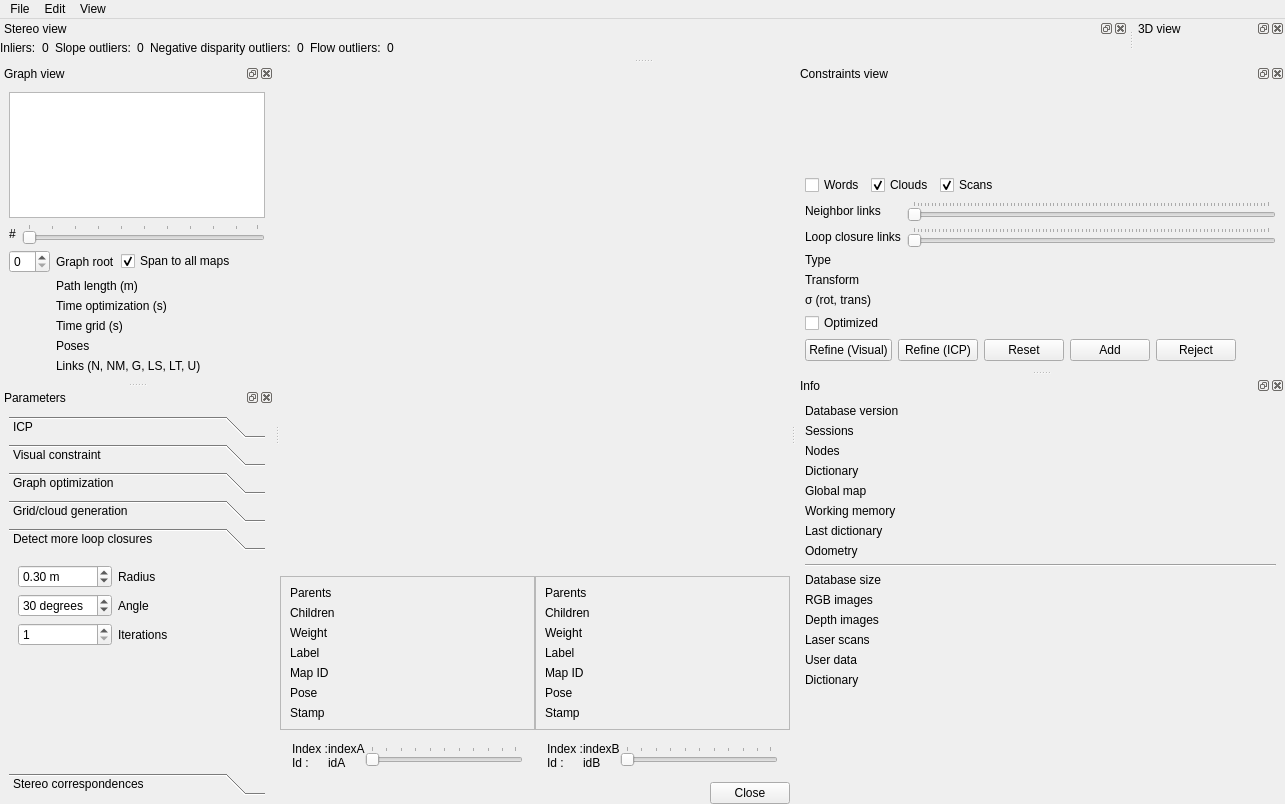
First picture: the form in guilib/src/ui/DatabaseViewer.ui, repository introlab/rtabmap, before the edit.
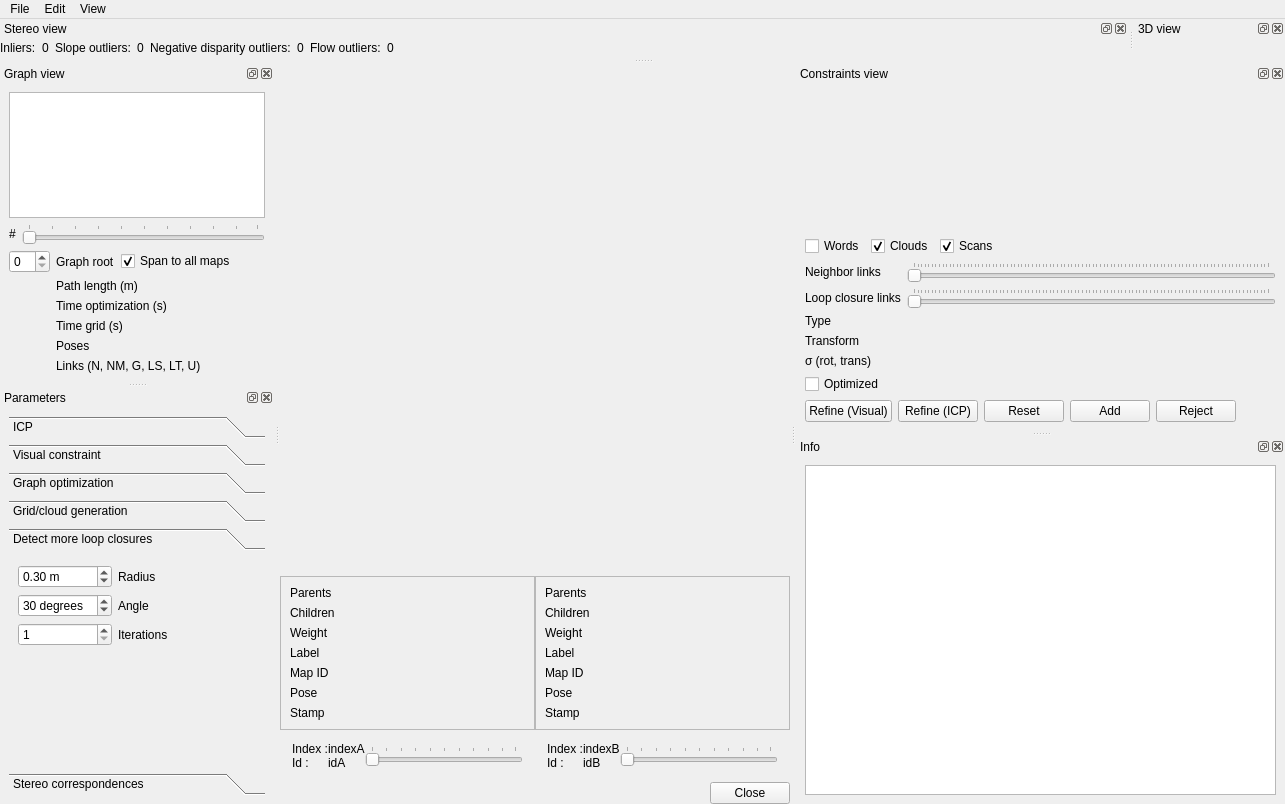
Second picture: the form after the edit. The open tabs and pages were chosen to show the change. Custom widgets are drawn as their Qt base class.

Commit message: DBViewer: added total time info

What changed in the file:
```diff
--- a/guilib/src/ui/DatabaseViewer.ui
+++ b/guilib/src/ui/DatabaseViewer.ui
@@ -2338,231 +2338,17 @@
     <number>2</number>
    </attribute>
    <widget class="QWidget" name="dockWidgetContents_4">
-    <layout class="QVBoxLayout" name="verticalLayout_12">
+    <layout class="QVBoxLayout" name="verticalLayout_12" stretch="0">
      <item>
-      <layout class="QGridLayout" name="gridLayout_15" columnstretch="0,1">
-       <item row="0" column="0">
-        <widget class="QLabel" name="label_70">
-         <property name="text">
-          <string>Database version</string>
-         </property>
-        </widget>
-       </item>
-       <item row="0" column="1">
-        <widget class="QLabel" name="label_version">
-         <property name="text">
-          <string/>
-         </property>
-        </widget>
-       </item>
-       <item row="1" column="0">
-        <widget class="QLabel" name="label_69">
-         <property name="text">
-          <string>Sessions</string>
-         </property>
-        </widget>
-       </item>
-       <item row="1" column="1">
-        <widget class="QLabel" name="label_sessions">
-         <property name="text">
-          <string/>
-         </property>
-        </widget>
-       </item>
-       <item row="2" column="0">
-        <widget class="QLabel" name="label_9">
-         <property name="text">
-          <string>Nodes</string>
-         </property>
-        </widget>
-       </item>
-       <item row="2" column="1">
-        <widget class="QLabel" name="label_nodes">
-         <property name="text">
-          <string/>
-         </property>
-        </widget>
-       </item>
-       <item row="3" column="0">
-        <widget class="QLabel" name="label_80">
-         <property name="text">
-          <string>Dictionary</string>
-         </property>
-        </widget>
-       </item>
-       <item row="3" column="1">
-        <widget class="QLabel" name="label_words">
-         <property name="text">
-          <string/>
-         </property>
-        </widget>
-       </item>
-       <item row="4" column="0">
-        <widget class="QLabel" name="label_78">
-         <property name="text">
-          <string>Global map</string>
-         </property>
-        </widget>
-       </item>
-       <item row="4" column="1">
-        <widget class="QLabel" name="label_global_map">
-         <property name="text">
-          <string/>
-         </property>
-        </widget>
-       </item>
-       <item row="5" column="0">
-        <widget class="QLabel" name="label_79">
-         <property name="text">
-          <string>Working memory</string>
-         </property>
-        </widget>
-       </item>
-       <item row="5" column="1">
-        <widget class="QLabel" name="label_wm">
-         <property name="text">
-          <string/>
-         </property>
-        </widget>
-       </item>
-       <item row="6" column="0">
-        <widget class="QLabel" name="label_77">
-         <property name="text">
-          <string>Last dictionary</string>
-         </property>
-        </widget>
-       </item>
-       <item row="6" column="1">
-        <widget class="QLabel" name="label_dictionary">
-         <property name="text">
-          <string/>
-         </property>
-        </widget>
-       </item>
-       <item row="7" column="0">
-        <widget class="QLabel" name="label_74">
-         <property name="text">
-          <string>Odometry</string>
-         </property>
-        </widget>
-       </item>
-       <item row="7" column="1">
-        <widget class="QLabel" name="label_odom">
-         <property name="text">
-          <string/>
-         </property>
-        </widget>
-       </item>
-      </layout>
-     </item>
-     <item>
-      <widget class="Line" name="line">
-       <property name="orientation">
-        <enum>Qt::Horizontal</enum>
+      <widget class="QTextEdit" name="textEdit_info">
+       <property name="lineWrapMode">
+        <enum>QTextEdit::NoWrap</enum>
+       </property>
+       <property name="readOnly">
+        <bool>true</bool>
        </property>
       </widget>
      </item>
-     <item>
-      <layout class="QGridLayout" name="gridLayout_14" columnstretch="0,1">
-       <item row="0" column="0">
-        <widget class="QLabel" name="label_68">
-         <property name="text">
-          <string>Database size</string>
-         </property>
-        </widget>
-       </item>
-       <item row="0" column="1">
-        <widget class="QLabel" name="label_db_size">
-         <property name="text">
-          <string/>
-         </property>
-        </widget>
-       </item>
-       <item row="1" column="0">
-        <widget class="QLabel" name="label_72">
-         <property name="text">
-          <string>RGB images</string>
-         </property>
-        </widget>
-       </item>
-       <item row="1" column="1">
-        <widget class="QLabel" name="label_rgb_size">
-         <property name="text">
-          <string/>
-         </property>
-        </widget>
-       </item>
-       <item row="2" column="0">
-        <widget class="QLabel" name="label_73">
-         <property name="text">
-          <string>Depth images</string>
-         </property>
-        </widget>
-       </item>
-       <item row="2" column="1">
-        <widget class="QLabel" name="label_depth_size">
-         <property name="text">
-          <string/>
-         </property>
-        </widget>
-       </item>
-       <item row="3" column="0">
-        <widget class="QLabel" name="label_71">
-         <property name="text">
-          <string>Laser scans</string>
-         </property>
-        </widget>
-       </item>
-       <item row="3" column="1">
-        <widget class="QLabel" name="label_scan_size">
-         <property name="text">
-          <string/>
-         </property>
-        </widget>
-       </item>
-       <item row="4" column="0">
-        <widget class="QLabel" name="label_75">
-         <property name="text">
-          <string>User data </string>
-         </property>
-        </widget>
-       </item>
-       <item row="4" column="1">
-        <widget class="QLabel" name="label_userData_size">
-         <property name="text">
-          <string/>
-         </property>
-        </widget>
-       </item>
-       <item row="5" column="0">
-        <widget class="QLabel" name="label_76">
-         <property name="text">
-          <string>Dictionary</string>
-         </property>
-        </widget>
-       </item>
-       <item row="5" column="1">
-        <widget class="QLabel" name="label_words_size">
-         <property name="text">
-          <string/>
-         </property>
-        </widget>
-       </item>
-      </layout>
-     </item>
-     <item>
-      <spacer name="verticalSpacer_7">
-       <property name="orientation">
-        <enum>Qt::Vertical</enum>
-       </property>
-       <property name="sizeHint" stdset="0">
-        <size>
-         <width>0</width>
-         <height>0</height>
-        </size>
-       </property>
-      </spacer>
-     </item>
     </layout>
    </widget>
   </widget>
```
Left out of the diff: 12 changed lines with no effect on the pictures. The commit also changes 1 other file.
